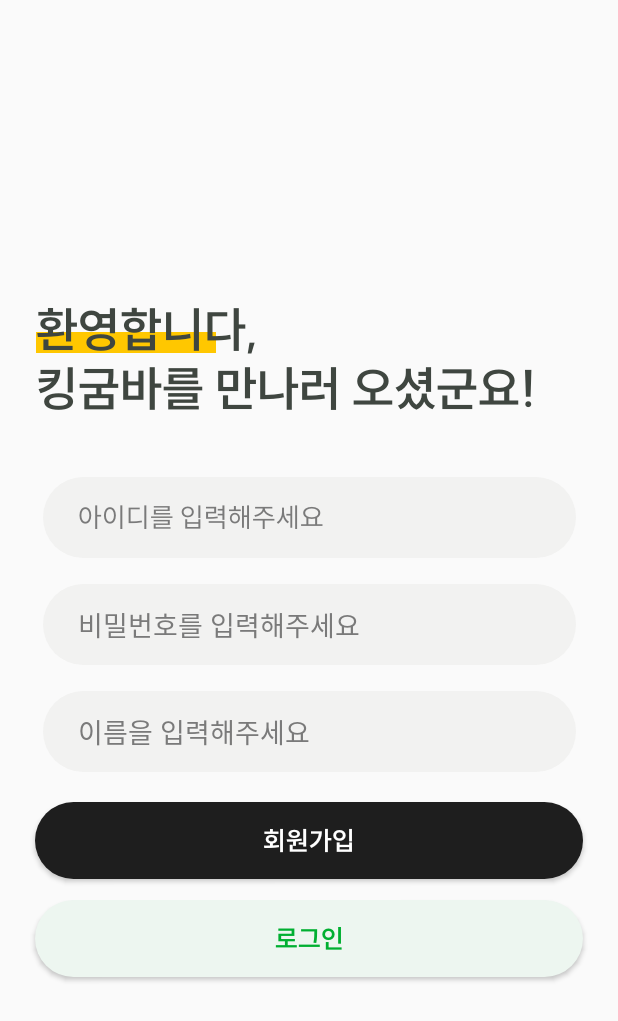
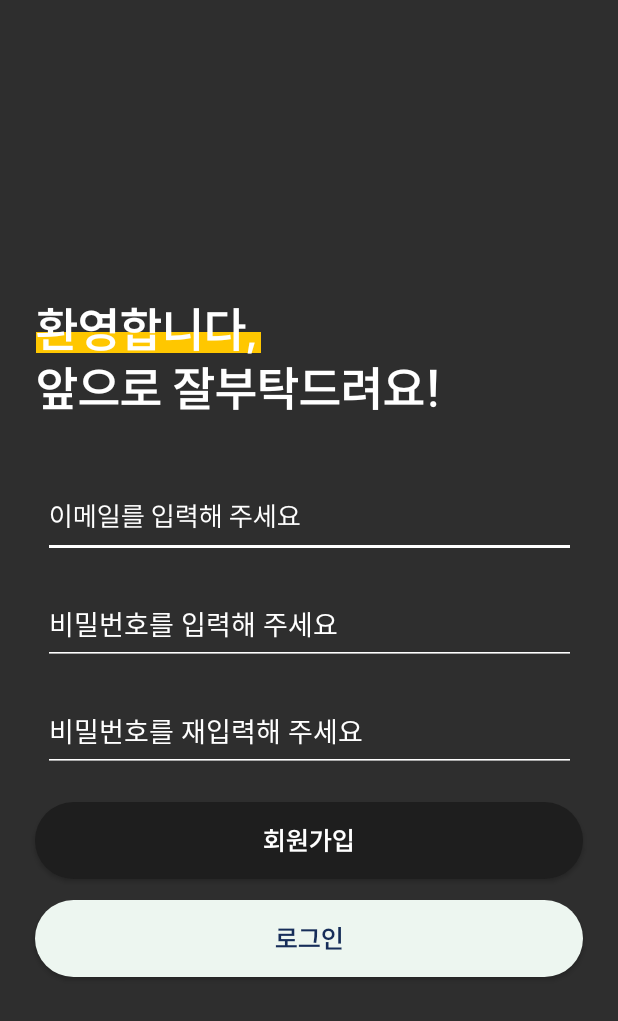
Before and after one commit to hoonih/sunrinton3, an Android app: the RegisterActivity screen opened directly, with no data from a screen before it, on a phone screen of 412 x 824 dp. Shown: the top 1021 px of the screen. Run offline under Robolectric (Android 15) with nearby library versions, the phone set to English and light mode, and no system bars; our stand-ins replace Firebase (no records; nobody signed in at launch, a user with empty details on screens opened directly).

Commit message:
UPDATE: night theme

```diff
--- a/app/build.gradle
+++ b/app/build.gradle
@@ -1,6 +1,7 @@
 plugins {
     id 'com.android.application'
     id 'org.jetbrains.kotlin.android'
+    id 'com.google.gms.google-services'
 }
 
 android {
@@ -40,12 +41,13 @@ android {
 
 dependencies {
     implementation 'androidx.navigation:navigation-fragment:2.3.2'
-
+    implementation platform('com.google.firebase:firebase-bom:32.1.1')
     implementation 'androidx.navigation:navigation-ui:2.3.2'
     implementation 'androidx.core:core-ktx:1.8.0'
     implementation 'androidx.appcompat:appcompat:1.6.1'
     implementation 'com.google.android.material:material:1.5.0'
     implementation 'androidx.constraintlayout:constraintlayout:2.1.4'
+    implementation 'com.google.firebase:firebase-auth-ktx:21.1.0'
     testImplementation 'junit:junit:4.13.2'
     androidTestImplementation 'androidx.test.ext:junit:1.1.5'
     androidTestImplementation 'androidx.test.espresso:espresso-core:3.5.1'
--- a/app/src/main/java/com/example/sunrinton/MainFrameActivity.kt
+++ b/app/src/main/java/com/example/sunrinton/MainFrameActivity.kt
@@ -23,6 +23,11 @@ class MainFrameActivity : AppCompatActivity() {
                         supportFragmentManager.beginTransaction()
                             .replace(R.id.fl_con, BlankFragment1).commit()
                     }
+                    R.id.menu_main_account -> { // 다른 프래그먼트 화면으로 이동하는 기능
+                        val BlankFragment1 = InfoFragment()
+                        supportFragmentManager.beginTransaction()
+                            .replace(R.id.fl_con, BlankFragment1).commit()
+                    }
                 }
                 true
             }
--- a/app/src/main/java/com/example/sunrinton/RegisterActivity.kt
+++ b/app/src/main/java/com/example/sunrinton/RegisterActivity.kt
@@ -1,11 +1,61 @@
 package com.example.sunrinton
 
+import android.content.Intent
 import androidx.appcompat.app.AppCompatActivity
 import android.os.Bundle
+import android.widget.Toast
+import com.example.sunrinton.databinding.ActivityRegisterBinding
+import com.google.firebase.auth.FirebaseAuth
 
 class RegisterActivity : AppCompatActivity() {
+
+
+    private lateinit var binding:ActivityRegisterBinding
+    private lateinit var firebaseAuth: FirebaseAuth
     override fun onCreate(savedInstanceState: Bundle?) {
         super.onCreate(savedInstanceState)
-        setContentView(R.layout.activity_register)
+
+        binding = ActivityRegisterBinding.inflate(layoutInflater)
+        setContentView(binding.root)
+
+        firebaseAuth = FirebaseAuth.getInstance()
+
+        binding.loginbutton.setOnClickListener {
+
+            val intent = Intent(this, MainActivity::class.java)
+            startActivity(intent)
+
+        }
+
+        binding.registerbutton.setOnClickListener {
+            val email = binding.edittextemail.text.toString()
+            val pass = binding.edittextpassword.text.toString()
+            val confirmPass= binding.edittextrepass.text.toString()
+
+            if (email.isNotEmpty() && pass.isNotEmpty() && confirmPass.isNotEmpty())
+            {
+                if (pass == confirmPass) {
+                    firebaseAuth.createUserWithEmailAndPassword(email, pass).addOnCompleteListener {                 //파이어베이스 회원가입
+                        if (it.isSuccessful) {
+
+                            Toast.makeText(this, "계정이 생성되었습니다.ㅅ", Toast.LENGTH_SHORT).show()
+
+                            val intent = Intent(this, MainActivity::class.java)
+                            startActivity(intent)
+                        } else {
+                            Toast.makeText(this, it.exception.toString(), Toast.LENGTH_SHORT).show()
+
+                        }
+
+                    }
+                }else {
+                    Toast.makeText(this, "비밀번호가 일치하지 않습니다.", Toast.LENGTH_SHORT).show()
+                }
+            }else{
+                Toast.makeText(this, "모든 칸을 입력해 주세요.", Toast.LENGTH_SHORT).show()
+
+            }
+
+        }
     }
 }
--- a/app/src/main/res/layout/activity_register.xml
+++ b/app/src/main/res/layout/activity_register.xml
@@ -4,10 +4,11 @@
     xmlns:tools="http://schemas.android.com/tools"
     android:layout_width="match_parent"
     android:layout_height="match_parent"
+    android:background="#2E2E2E"
     tools:context=".MainActivity">
 
     <ImageView
-        android:layout_width="wrap_content"
+        android:layout_width="150dp"
         android:layout_height="wrap_content"
         android:background="@drawable/highlight"
         app:layout_constraintBottom_toBottomOf="@+id/logintext"
@@ -19,8 +20,8 @@
         android:fontFamily="@font/suitsemibold"
         android:layout_width="wrap_content"
         android:layout_height="wrap_content"
-        android:text="환영합니다, \n킹굼바를 만나러 오셨군요!"
-        android:textColor="#3F4640"
+        android:text="환영합니다, \n앞으로 잘부탁드려요!"
+        android:textColor="#FFFFFF"
         android:textSize="32dp"
         app:layout_constraintStart_toStartOf="parent"
         app:layout_constraintTop_toTopOf="parent"
@@ -29,71 +30,75 @@
 
 
     <EditText
-        android:id="@+id/edittextid"
+        android:id="@+id/edittextemail"
         android:fontFamily="@font/suitregular"
-        android:hint="아이디를 입력해주세요"
-        android:textColorHint="#7A7A7A"
+        android:hint="이메일를 입력해 주세요"
+        android:inputType="textEmailAddress"
+        android:textColor="#FFFFFF"
+        android:textColorHint="#FFFFFF"
+        android:backgroundTint="#FFFFFF"
         android:layout_width="355dp"
         android:layout_height="54dp"
         app:layout_constraintTop_toBottomOf="@+id/logintext"
         android:layout_marginTop="39dp"
-        android:paddingStart="23dp"
         app:layout_constraintStart_toStartOf="parent"
-        app:layout_constraintEnd_toEndOf="parent"
-        android:background="@drawable/edittext_design"/>
+        app:layout_constraintEnd_toEndOf="parent"/>
 
     <EditText
         android:id="@+id/edittextpassword"
-        android:textColorHint="#7A7A7A"
-        android:hint="비밀번호를 입력해주세요"
+        android:hint="비밀번호를 입력해 주세요"
+        android:textColor="#FFFFFF"
+        android:textColorHint="#FFFFFF"
+        android:inputType="textPassword"
+        android:backgroundTint="#FFFFFF"
         android:layout_width="355dp"
         android:layout_height="54dp"
-        app:layout_constraintTop_toBottomOf="@+id/edittextid"
+        app:layout_constraintTop_toBottomOf="@+id/edittextemail"
         android:layout_marginTop="17dp"
-        android:paddingStart="23dp"
         app:layout_constraintStart_toStartOf="parent"
-        app:layout_constraintEnd_toEndOf="parent"
-        android:background="@drawable/edittext_design"/>
+        app:layout_constraintEnd_toEndOf="parent"/>
 
     <EditText
-        android:id="@+id/name"
-        android:textColorHint="#7A7A7A"
-        android:hint="이름을 입력해주세요"
+        android:id="@+id/edittextrepass"
+        android:hint="비밀번호를 재입력해 주세요"
+        android:textColor="#FFFFFF"
+        android:inputType="textPassword"
+        android:textColorHint="#FFFFFF"
+        android:backgroundTint="#FFFFFF"
         android:layout_width="355dp"
         android:layout_height="54dp"
         app:layout_constraintTop_toBottomOf="@+id/edittextpassword"
         android:layout_marginTop="17dp"
-        android:paddingStart="23dp"
         app:layout_constraintStart_toStartOf="parent"
-        app:layout_constraintEnd_toEndOf="parent"
-        android:background="@drawable/edittext_design"/>
+        app:layout_constraintEnd_toEndOf="parent"/>
 
     <Button
-        android:id="@+id/loginbutton"
+        android:id="@+id/registerbutton"
         android:layout_width="365dp"
         android:layout_height="51dp"
         android:background="@drawable/loginbutton"
         android:fontFamily="@font/suitsemibold"
         android:text="회원가입"
         android:textColor="@color/white"
+
         android:textSize="17sp"
         app:layout_constraintEnd_toEndOf="parent"
         app:layout_constraintStart_toStartOf="parent"
-        app:layout_constraintTop_toBottomOf="@+id/name"
+        app:layout_constraintTop_toBottomOf="@+id/edittextrepass"
         android:layout_marginTop="20dp"/>
 
     <Button
-        android:id="@+id/registerbutton"
+        android:id="@+id/loginbutton"
         android:fontFamily="@font/suitsemibold"
         android:layout_width="365dp"
         android:layout_height="51dp"
-        app:layout_constraintTop_toBottomOf="@+id/loginbutton"
+        app:layout_constraintTop_toBottomOf="@+id/registerbutton"
         app:layout_constraintStart_toStartOf="parent"
         android:layout_marginTop="14dp"
         app:layout_constraintEnd_toEndOf="parent"
         android:background="@drawable/registerbutton"
         android:text="로그인"
-        android:textColor="#00AF31"
+        android:textColor="#162D59"
         android:textSize="17sp"/>
 
 
--- a/app/src/main/res/values/themes.xml
+++ b/app/src/main/res/values/themes.xml
@@ -5,7 +5,6 @@
         <!-- <item name="colorPrimary">@color/my_light_primary</item> -->
         <item name="windowActionBar">false</item>
         <item name="windowNoTitle">true</item>
-        <item name="android:windowFullscreen">true</item>
 
     </style>
 
```
Also changed, not shown: app/src/main/java/com/example/sunrinton/MainActivity.kt (+32 -6 lines), app/src/main/res/layout/activity_main.xml (+9 -9 lines), build.gradle (+7 -1 lines), 1 other file.
